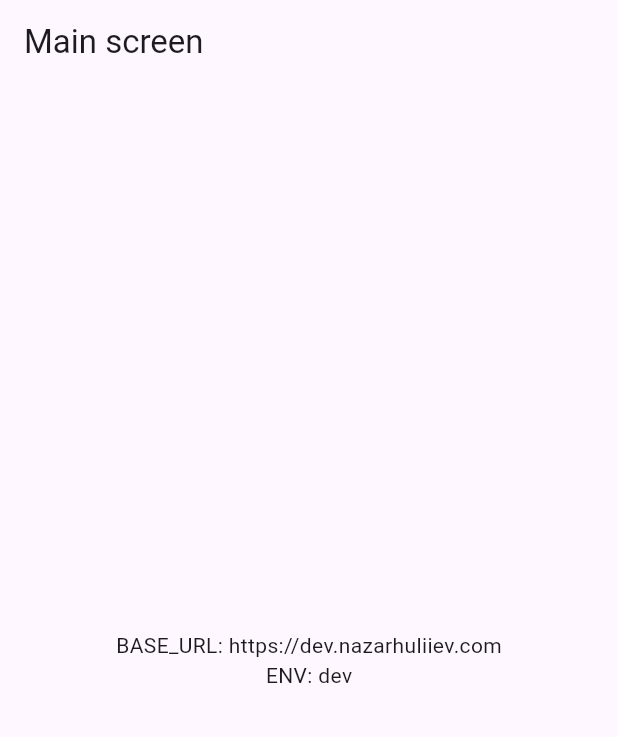
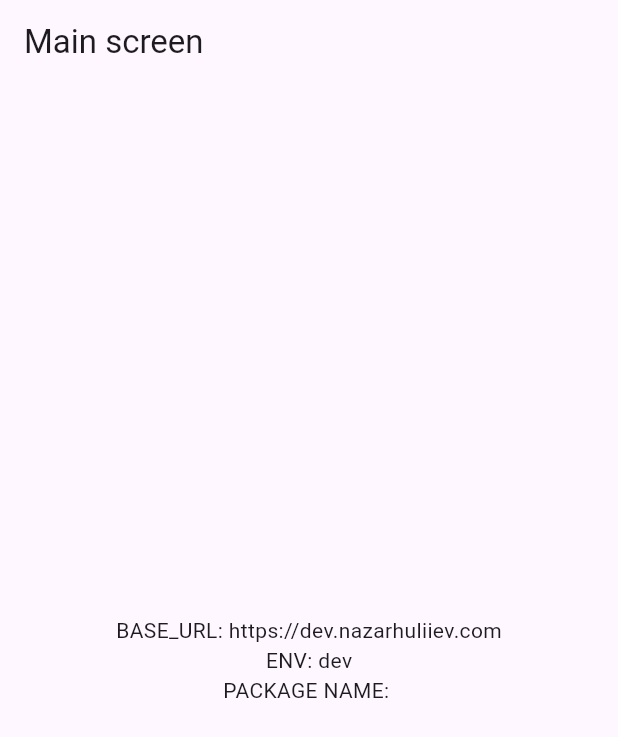
Before and after one commit to NazarHuliiev/flutter-cicd, a Flutter app: the screen it shows after launch, on a phone screen of 412 x 824 dp. Shown: the top 737 px of the screen. Run offline on Flutter 3.47's test engine with Material 3 defaults, Android fonts, the phone set to English and light mode, and no system bars; our stand-ins replace flutter_dotenv, package_info_plus.

Commit message:
Add package name info

```diff
--- a/lib/main.dart
+++ b/lib/main.dart
@@ -1,5 +1,6 @@
 import 'package:flutter/material.dart';
 import 'package:flutter_dotenv/flutter_dotenv.dart';
+import 'package:package_info_plus/package_info_plus.dart';
 
 Future main() async {
   await dotenv.load(fileName: ".env");
@@ -41,6 +42,16 @@ class _MainScreenState extends State<MainScreen> {
           children: [
             Text('BASE_URL: ${dotenv.env['BASE_URL']}'),
             Text('ENV: ${dotenv.env['ENV']}'),
+            FutureBuilder(
+              future: PackageInfo.fromPlatform(),
+              builder: (context, state) {
+                if (!state.hasData) {
+                  return const SizedBox.shrink();
+                }
+
+                return Text('PACKAGE NAME: ${state.data?.packageName ?? ''}');
+              },
+            ),
           ],
         ),
       ),
--- a/pubspec.yaml
+++ b/pubspec.yaml
@@ -31,6 +31,7 @@ dependencies:
   flutter:
     sdk: flutter
   flutter_dotenv: ^5.2.1
+  package_info_plus: ^8.3.0
 
   # The following adds the Cupertino Icons font to your application.
   # Use with the CupertinoIcons class for iOS style icons.
```
Also changed, not shown: pubspec.lock, 3 other files.
